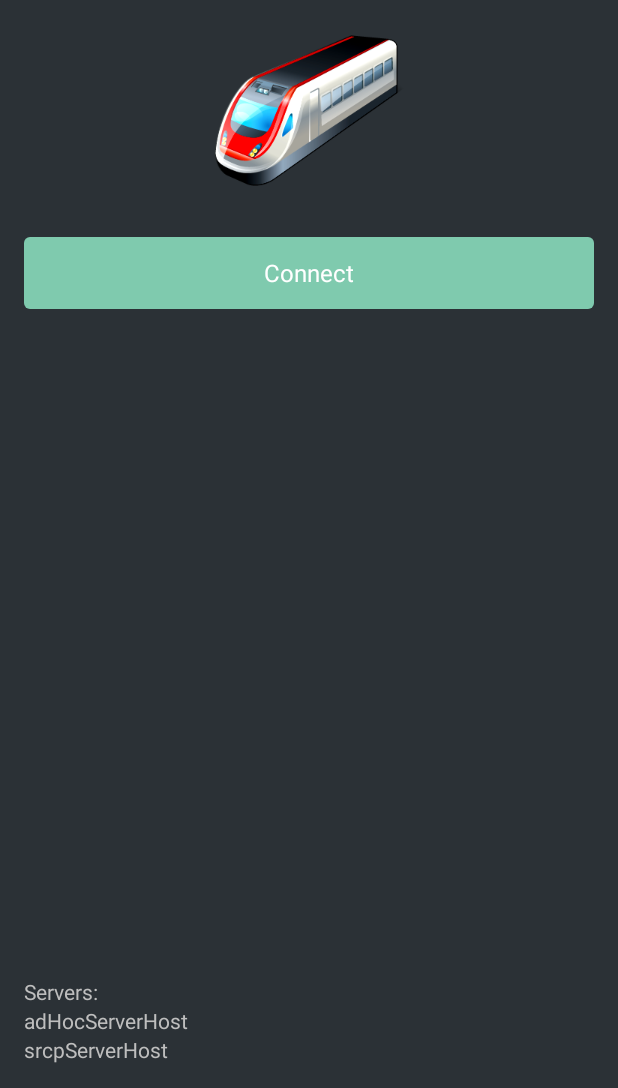
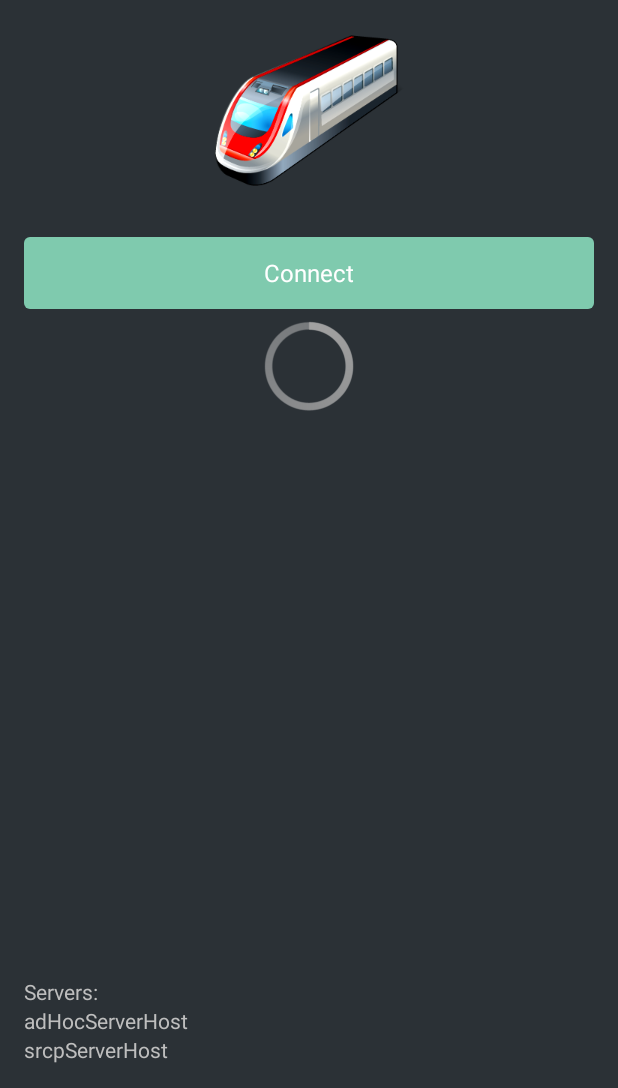
Before and after one commit to forkch/adhoc-railway-android, an Android app: the layout activity_connect.xml on its own in the app's theme, with its tools: preview values and no code run, on a phone screen of 412 x 824 dp, the part 148-1236 px from its top. Run offline under Robolectric (Android 15) with nearby library versions, the phone set to English and light mode, and no system bars.

Commit message:
progressbar and disabling of connect button

```diff
--- a/AdHoc-Railway/src/main/res/layout/activity_connect.xml
+++ b/AdHoc-Railway/src/main/res/layout/activity_connect.xml
@@ -33,6 +33,15 @@
         android:layout_marginTop="10dp"
         android:text="Connect" />
 
+    <ProgressBar
+        style="?android:attr/progressBarStyleLarge"
+        android:layout_width="wrap_content"
+        android:layout_height="wrap_content"
+        android:id="@+id/connectingProgress"
+        android:layout_gravity="center_horizontal"
+        android:visibility="visible"
+        android:indeterminate="true" />
+
     <View
         android:layout_width="wrap_content"
         android:layout_height="20dp" android:layout_weight="1"/>
```
Also changed, not shown: AdHoc-Railway/src/main/java/ch/fork/adhocrailway/android/ConnectActivity.java (+20 -5 lines).
